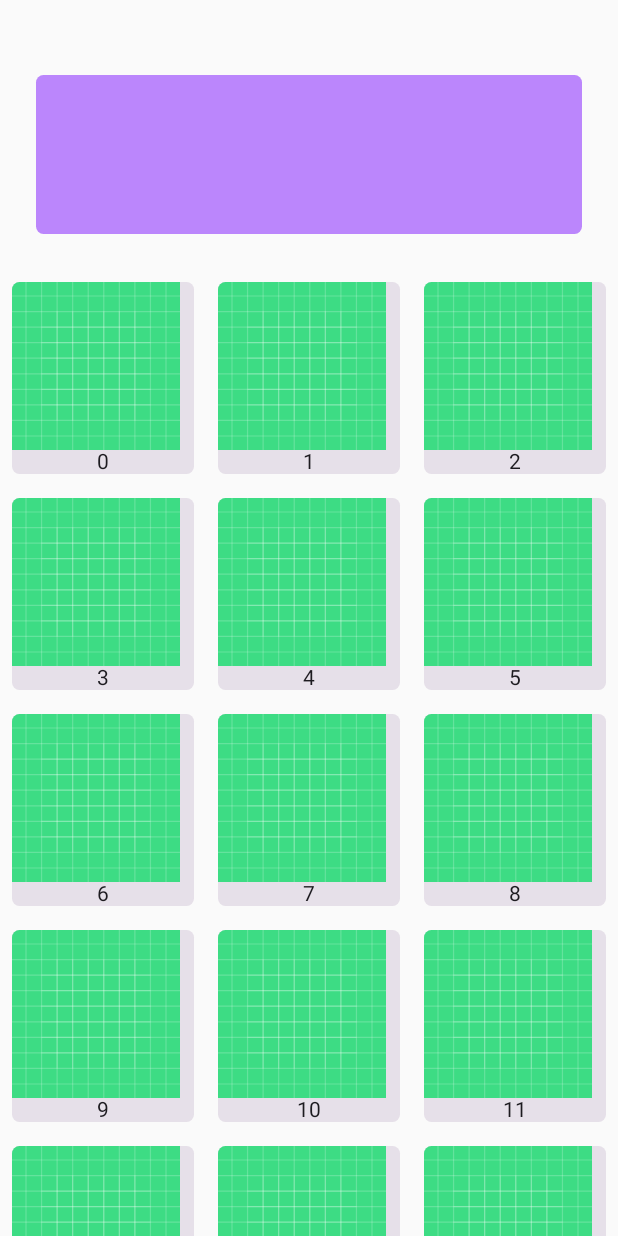
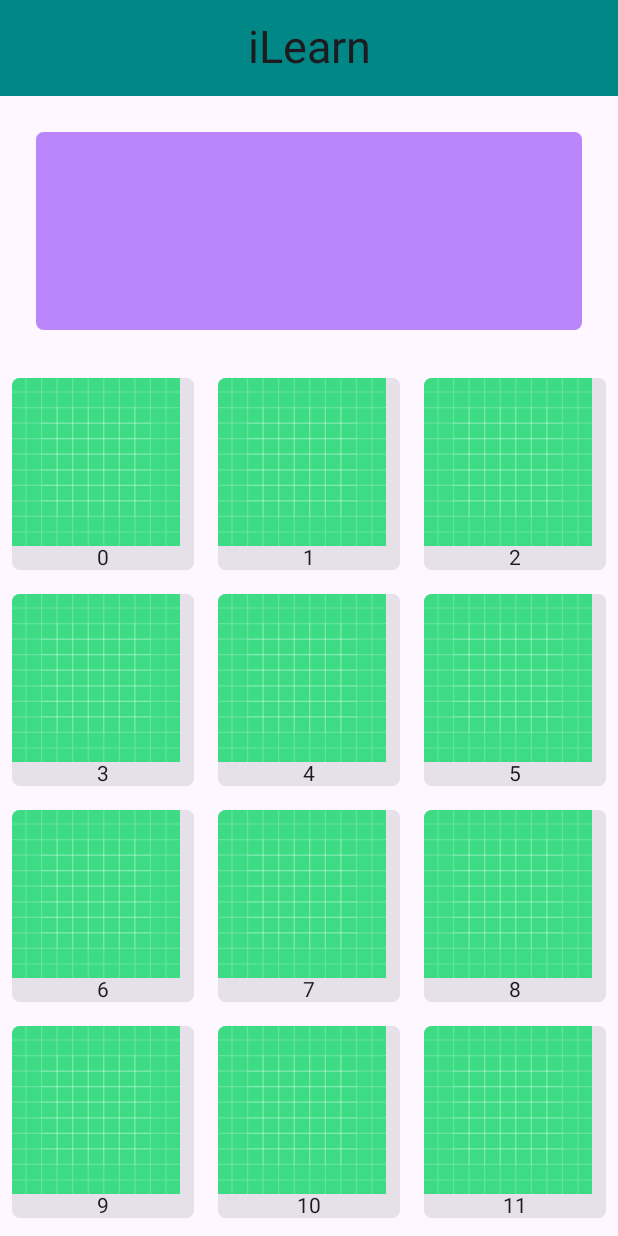
Before and after one commit to 1hamid/ilearn, an Android app built with Jetpack Compose: the screen it shows after launch (MainActivity), on a phone screen of 412 x 824 dp. Run offline under Robolectric (Android 15) with nearby library versions, the phone set to English and light mode, and no system bars.

Commit message:
add TopAppBar

```diff
--- a/app/src/main/java/ir/hamid/ilearn/MainActivity.kt
+++ b/app/src/main/java/ir/hamid/ilearn/MainActivity.kt
@@ -7,6 +7,7 @@ import androidx.activity.enableEdgeToEdge
 import androidx.compose.foundation.Image
 import androidx.compose.foundation.layout.Arrangement
 import androidx.compose.foundation.layout.Column
+import androidx.compose.foundation.layout.PaddingValues
 import androidx.compose.foundation.layout.Row
 import androidx.compose.foundation.layout.fillMaxSize
 import androidx.compose.foundation.layout.fillMaxWidth
@@ -20,13 +21,19 @@ import androidx.compose.foundation.lazy.grid.LazyVerticalGrid
 import androidx.compose.foundation.shape.RoundedCornerShape
 import androidx.compose.material3.Card
 import androidx.compose.material3.CardColors
+import androidx.compose.material3.CenterAlignedTopAppBar
+import androidx.compose.material3.ExperimentalMaterial3Api
+import androidx.compose.material3.Scaffold
 import androidx.compose.material3.Text
+import androidx.compose.material3.TopAppBarDefaults
 import androidx.compose.runtime.Composable
 import androidx.compose.ui.Modifier
 import androidx.compose.ui.graphics.Color
 import androidx.compose.ui.res.colorResource
 import androidx.compose.ui.res.painterResource
+import androidx.compose.ui.text.style.TextOverflow
 import androidx.compose.ui.unit.dp
+import androidx.compose.ui.unit.sp
 
 
 class MainActivity : ComponentActivity() {
@@ -34,18 +41,41 @@ class MainActivity : ComponentActivity() {
         super.onCreate(savedInstanceState)
         enableEdgeToEdge()
         setContent {
-            LessonsList()
+            AppBar()
         }
     }
 }
 
+@OptIn(ExperimentalMaterial3Api::class)
+@Composable
+private fun AppBar() {
+    Scaffold(
+        topBar = {
+            CenterAlignedTopAppBar(
+                title = {
+                    Text(
+                        text = "iLearn",
+                        maxLines = 1,
+                        overflow = TextOverflow.Ellipsis,
+                        fontSize = 30.sp
+                    )
+                },
+                colors = TopAppBarDefaults.topAppBarColors(containerColor = colorResource(id = R.color.teal_700))
+            )
+        },
+        content = { innerPadding ->
+            LessonsList(innerPadding)
+        }
+    )
+}
 
 @Composable
-private fun LessonsList() {
+private fun LessonsList(innerPadding: PaddingValues) {
 
     LazyVerticalGrid(
         modifier = Modifier
             .fillMaxSize(),
+        contentPadding = innerPadding,
         columns = GridCells.Adaptive(minSize = 128.dp),
     ) {
         item(span = { GridItemSpan(3) }) {
@@ -53,7 +83,7 @@ private fun LessonsList() {
                 modifier = Modifier
                     .height(180.dp)
                     .fillMaxWidth()
-                    .padding(start = 24.dp, top = 50.dp, end = 24.dp, bottom = 24.dp),
+                    .padding(start = 24.dp, top = 24.dp, end = 24.dp, bottom = 24.dp),
                 shape = RoundedCornerShape(5.dp),
                 colors = CardColors(
                     containerColor = colorResource(id = R.color.purple_200),
```
